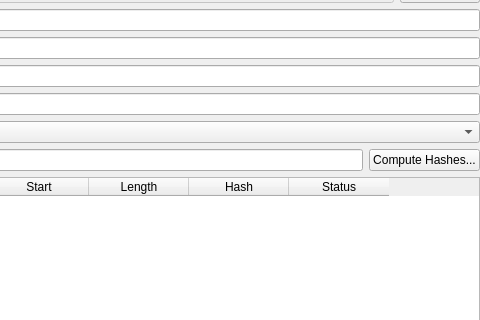
kofxi3584karlayang/duckstation, file src/duckstation-qt/gamesummarywidget.ui: the form before one commit; both pictures show x 212 to 692 and y 159 to 479 of the 692 by 562 pixel window.
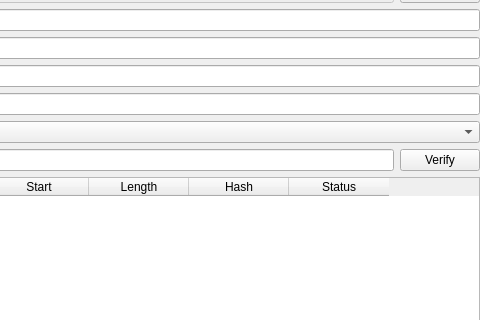
The form after the commit. Icons and pictures are not drawn.

Commit message: Qt: Compute Hashes -> Verify

The edit to the form file:
```diff
--- a/src/duckstation-qt/gamesummarywidget.ui
+++ b/src/duckstation-qt/gamesummarywidget.ui
@@ -219,7 +219,7 @@
      <item>
       <widget class="QPushButton" name="computeHashes">
        <property name="text">
-        <string>Compute Hashes...</string>
+        <string>Verify</string>
        </property>
       </widget>
      </item>
```
